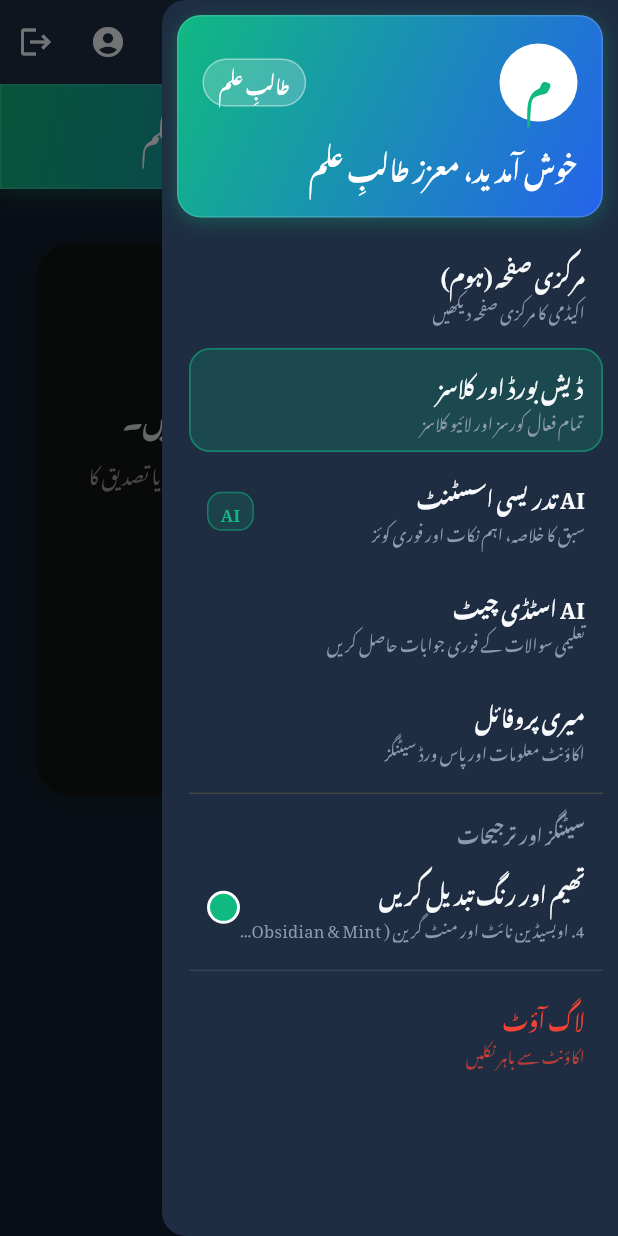
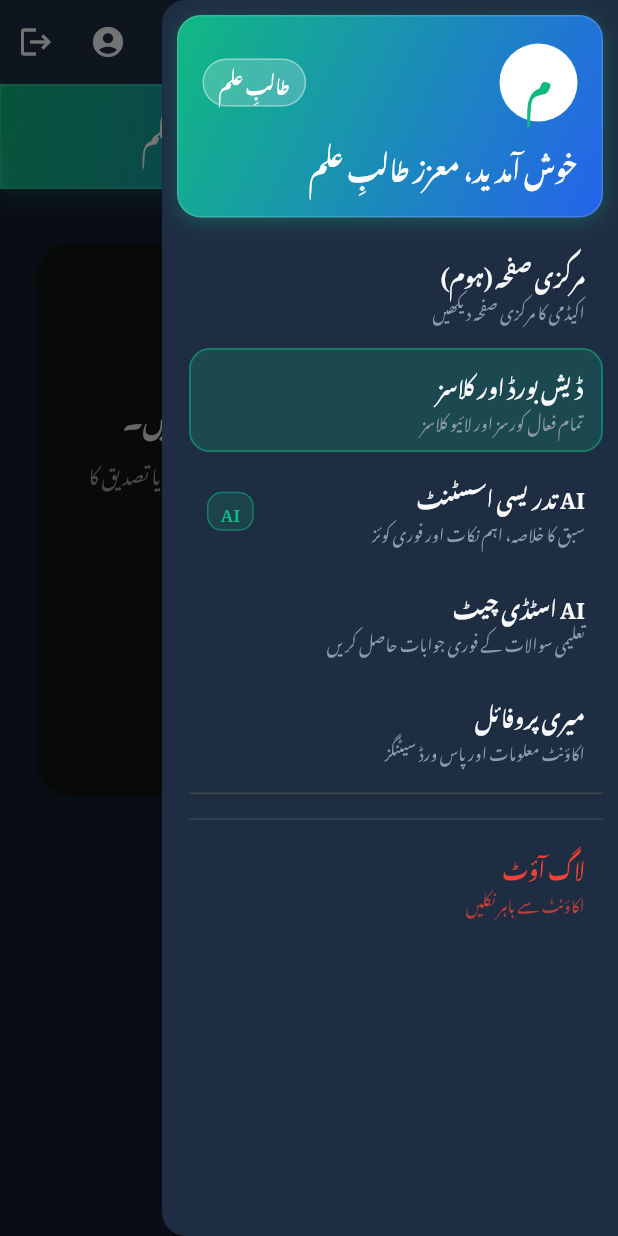
Before and after one commit to amatloob390-hub/xacadmey, a Flutter app: the screen it shows once a user with an empty profile is signed in, with the side drawer open, on a phone screen of 412 x 824 dp. Run offline on Flutter 3.47's test engine with Material 3 defaults, Android fonts, the phone set to English and light mode, and no system bars; our stand-ins replace csv, file_picker, image_picker, share_plus, shared_preferences, supabase_flutter and 1 more; missing offline and left inert: dart:js_interop; accounts and stored records are empty; network calls fail.

Commit message:
Add sidebar back-to-dashboard button, fix Add Student dialog overflow, remove sidebar theme tile
- teacher_dashboard.dart, student_class_list.dart: add a small back-arrow
  button between the fixed sidebar and pane content (wide layout only),
  visible whenever a non-dashboard pane is active, so there's a way back
  to the dashboard without hunting through the sidebar
- add_student_dialog.dart: rebuild as a bounded custom Dialog (title +
  scrollable content + fixed actions row) instead of a plain AlertDialog,
  so the Enroll button no longer overflows/gets clipped off-screen on
  short viewports
- app_drawer.dart: remove the Theme Selector tile and its now-empty
  "Settings & Preferences" section header from the sidebar (theme is
  still changeable via the AppBar's theme icon)

Co-Authored-By: Claude Opus 4.8 <noreply@anthropic.com>

```diff
--- a/lib/screens/student_class_list.dart
+++ b/lib/screens/student_class_list.dart
@@ -431,6 +431,18 @@ class _StudentClassListState extends State<StudentClassList> {
                     onSelectTeacherPane: (p) => setState(() => _pane = p),
                   ),
                 ),
+                if (_pane != TeacherPane.dashboard)
+                  SizedBox(
+                    width: 44,
+                    child: Center(
+                      child: IconButton(
+                        icon: const BackButtonIcon(),
+                        color: const Color(0xFF10B981),
+                        tooltip: L.t('ڈیش بورڈ پر واپس', 'Back to Dashboard'),
+                        onPressed: () => setState(() => _pane = TeacherPane.dashboard),
+                      ),
+                    ),
+                  ),
                 Expanded(child: _buildPaneContent(mainContent)),
               ],
             )
--- a/lib/widgets/app_drawer.dart
+++ b/lib/widgets/app_drawer.dart
@@ -12,7 +12,6 @@ import '../screens/search_students.dart';
 import '../screens/social_links_screen.dart';
 import '../screens/student_approvals.dart';
 import '../services/auth_service.dart';
-import 'theme_selector.dart';
 
 /// سائیڈ بار کا کون سا پین فی الحال کھلا ہے (isFixed وسیع لے آؤٹ میں
 /// استعمال ہوتا ہے تاکہ صفحہ بدلنے پر بھی سائیڈ بار برقرار رہے)۔
@@ -570,46 +569,6 @@ class _AppDrawerState extends State<AppDrawer> {
                           child: Divider(height: 1),
                         ),
 
-                        // Settings Header
-                        Padding(
-                          padding: const EdgeInsets.symmetric(
-                              horizontal: 12, vertical: 6),
-                          child: Text(
-                            L.t('سیٹنگز اور ترجیحات', 'Settings & Preferences'),
-                            style: TextStyle(
-                              fontSize: 12,
-                              fontWeight: FontWeight.bold,
-                              color: subtextColor,
-                            ),
-                          ),
-                        ),
-
-                        // Theme Selector
-                        _buildDrawerTile(
-                          icon: Icons.palette_rounded,
-                          iconColor: const Color(0xFFEC4899),
-                          title: L.t('تھیم اور رنگ تبدیل کریں', 'Change Theme & Colors'),
-                          subtitle: isUrdu
-                              ? theme.nameUrdu
-                              : theme.nameEnglish,
-                          textColor: textColor,
-                          subtextColor: subtextColor,
-                          isDark: isDark,
-                          trailing: Container(
-                            width: 22,
-                            height: 22,
-                            decoration: BoxDecoration(
-                              shape: BoxShape.circle,
-                              color: theme.primaryColor,
-                              border: Border.all(
-                                color: Colors.white,
-                                width: 2,
-                              ),
-                            ),
-                          ),
-                          onTap: () => ThemeSelectorDialog.show(context),
-                        ),
-
                         // Logout — end of the scrollable menu (not pinned)
                         Padding(
                           padding: const EdgeInsets.symmetric(vertical: 8),
```
Also changed, not shown: lib/screens/teacher_dashboard.dart (+12 -0 lines), lib/widgets/add_student_dialog.dart (+37 -7 lines), 2 other files.
